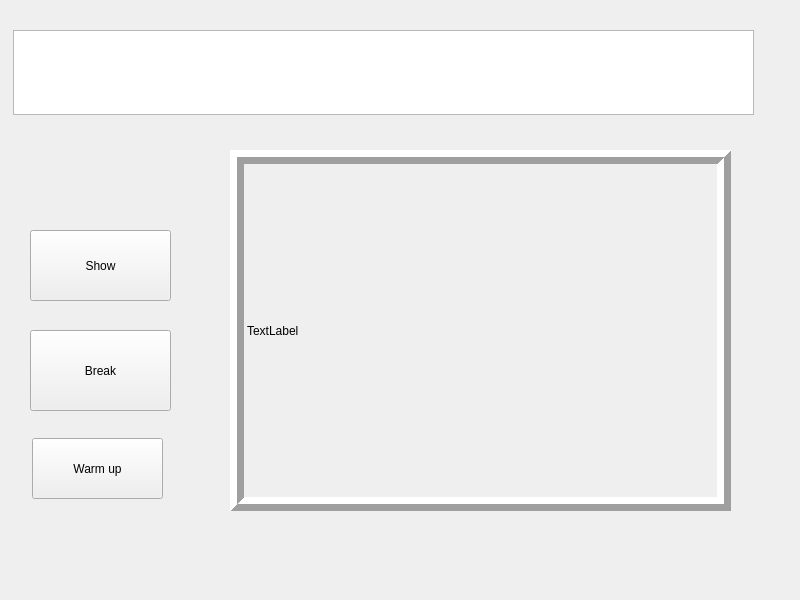
First picture: the form in UI/form.ui, repository Thanh-Fourteen/checkIn, before the edit.
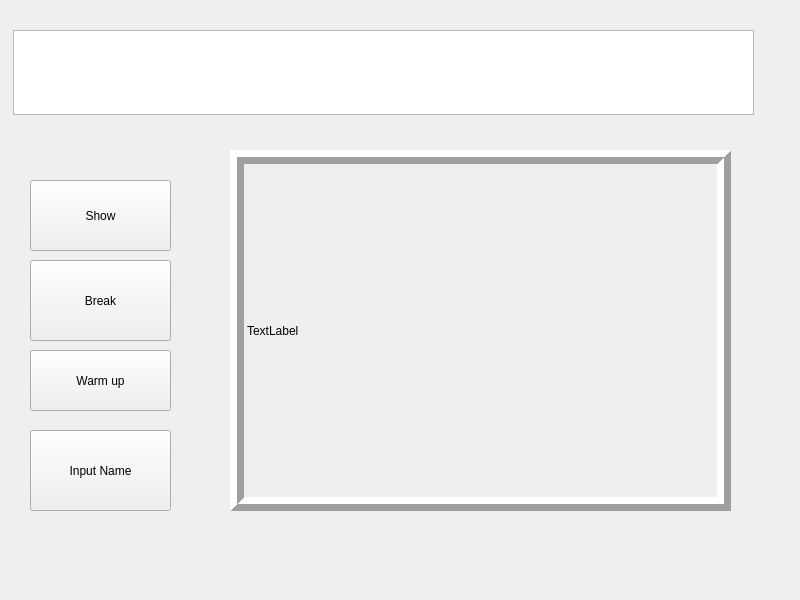
Second picture: the form after the edit.

```diff
--- a/UI/form.ui
+++ b/UI/form.ui
@@ -27,7 +27,7 @@
    <property name="geometry">
     <rect>
      <x>30</x>
-     <y>230</y>
+     <y>180</y>
      <width>141</width>
      <height>71</height>
     </rect>
@@ -62,7 +62,7 @@
    <property name="geometry">
     <rect>
      <x>30</x>
-     <y>330</y>
+     <y>260</y>
      <width>141</width>
      <height>81</height>
     </rect>
@@ -74,9 +74,9 @@
   <widget class="QPushButton" name="warmup">
    <property name="geometry">
     <rect>
-     <x>32</x>
-     <y>438</y>
-     <width>131</width>
+     <x>30</x>
+     <y>350</y>
+     <width>141</width>
      <height>61</height>
     </rect>
    </property>
@@ -84,6 +84,19 @@
     <string>Warm up</string>
    </property>
   </widget>
+  <widget class="QPushButton" name="inputButton">
+   <property name="geometry">
+    <rect>
+     <x>30</x>
+     <y>430</y>
+     <width>141</width>
+     <height>81</height>
+    </rect>
+   </property>
+   <property name="text">
+    <string>Input Name</string>
+   </property>
+  </widget>
  </widget>
  <resources/>
  <connections/>
```
